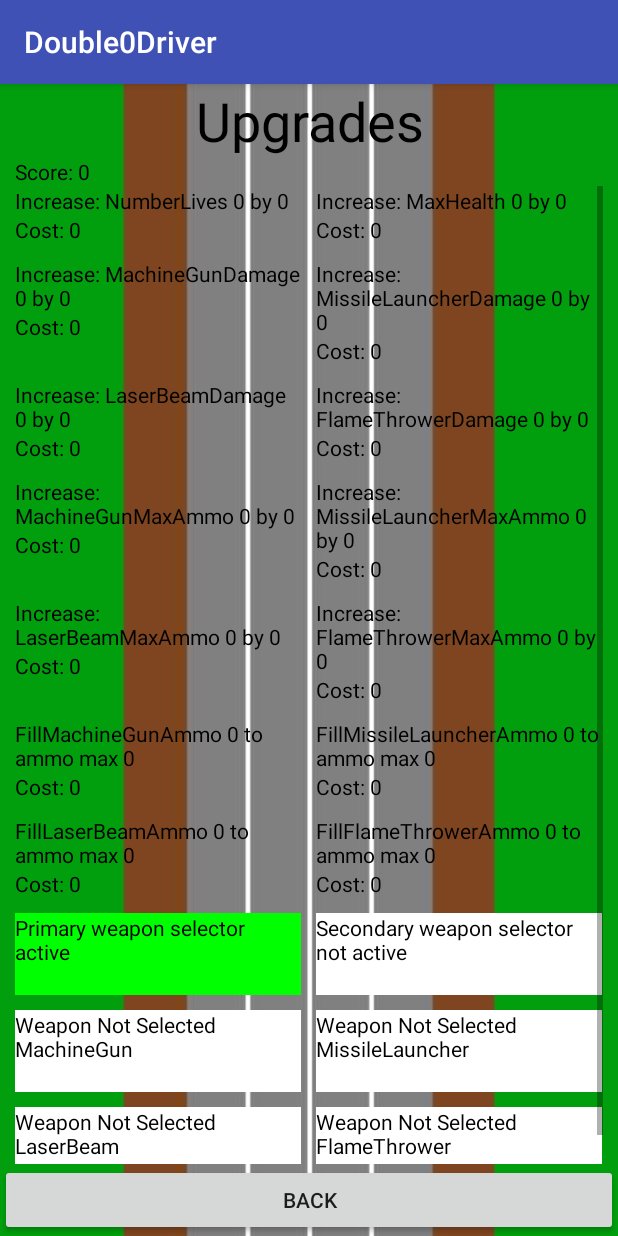
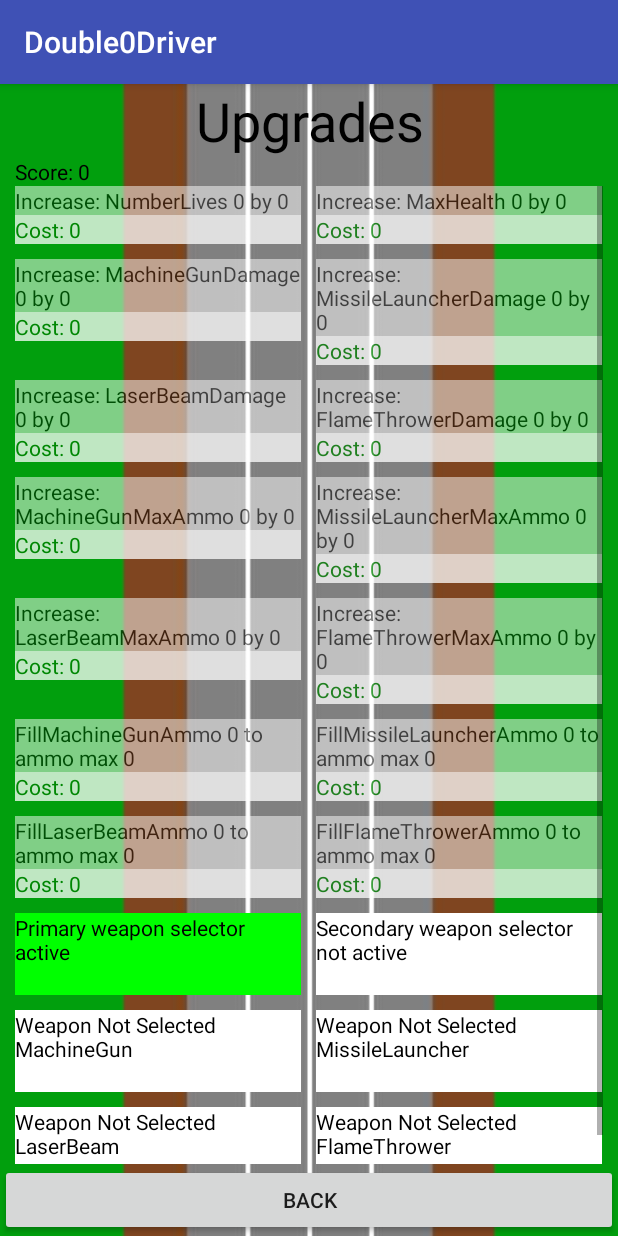
Before and after one commit to MandipSan/00Driver, an Android app: the fragment UpgradeScreen shown on its own in the app's theme, on a phone screen of 412 x 824 dp. Run offline under Robolectric (Android 15) with nearby library versions, the phone set to English and light mode, and no system bars; 8 statements that could not run were skipped.

Commit message:
add remaining upgrade pictures and fixed text to display correctly

```diff
--- a/Code/00Driver/app/src/main/java/abyssproductions/double0driver/Utilities/UpgradeImageAdapter.java
+++ b/Code/00Driver/app/src/main/java/abyssproductions/double0driver/Utilities/UpgradeImageAdapter.java
@@ -106,8 +106,25 @@ public class UpgradeImageAdapter extends BaseAdapter {
             }
         }
         textView.setText(itemString);
+        if( position < (UpgradeScreen.ItemsList.values().length -6)) {
+            textView.setBackgroundColor(Color.parseColor("#ffffff"));
+            textView.setAlpha(0.5f);
+        }else{
+            textView.setBackgroundColor(0);
+            textView.setTextColor(Color.parseColor("#000000"));
+            textView.setAlpha(1f);
+        }
         textView = (TextView) view.findViewById(R.id.Cost);
         textView.setText(costString);
+        if( position < (UpgradeScreen.ItemsList.values().length -6)) {
+            textView.setTextColor(Color.parseColor("#008000"));
+            textView.setAlpha(0.75f);
+            textView.setBackgroundColor(Color.parseColor("#ffffff"));
+        }else{
+            textView.setBackgroundColor(0);
+            textView.setTextColor(Color.parseColor("#000000"));
+            textView.setAlpha(1f);
+        }
         return view;
     }
 }
```
Also changed, not shown: Code/00Driver/app/src/main/java/abyssproductions/double0driver/GameMenu/UpgradeScreen.java (+8 -0 lines), Code/00Driver/app/src/main/res/drawable/ugfillmachinegunammo.jpg, Code/00Driver/app/src/main/res/drawable/ugflamethrower.jpg (added), Code/00Driver/app/src/main/res/drawable/ugflamethrowermaxammo.jpg (added), Code/00Driver/app/src/main/res/drawable/uglaser.jpg (added), Code/00Driver/app/src/main/res/drawable/uglasermaxammo.jpg (added), Code/00Driver/app/src/main/res/drawable/ugmachinegun.jpg (added), Code/00Driver/app/src/main/res/drawable/ugmachinegunmaxammo.jpg (added), Code/00Driver/app/src/main/res/drawable/ugmissile.jpg (added), Code/00Driver/app/src/main/res/drawable/ugmissilemaxammo.jpg (added).
